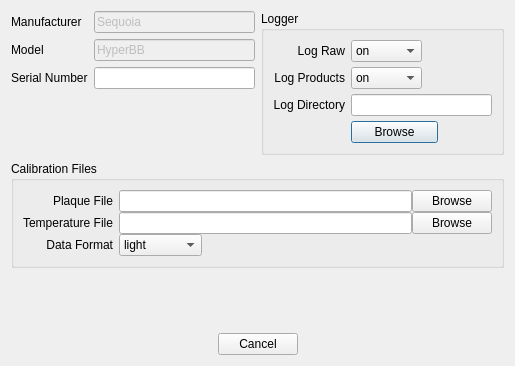
Above: inlinino/resources/setup_hyperbb.ui from OceanOptics/Inlinino before the change. Below: the same form after it.
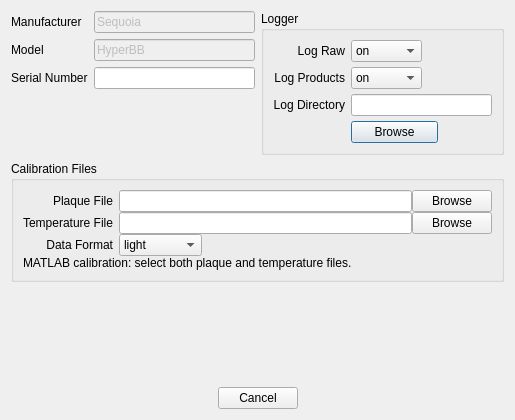
That is the form after the change.

Commit message: Add HyperBB binary calibration and onboard temperature correction

```diff
--- a/inlinino/resources/setup_hyperbb.ui
+++ b/inlinino/resources/setup_hyperbb.ui
@@ -10,7 +10,7 @@
     <x>0</x>
     <y>0</y>
     <width>515</width>
-    <height>366</height>
+    <height>420</height>
    </rect>
   </property>
   <property name="windowTitle">
@@ -310,6 +310,12 @@
         </item>
        </layout>
       </item>
+      <item row="3" column="0" colspan="2">
+       <widget class="QLabel" name="label_calibration_help">
+        <property name="wordWrap"><bool>true</bool></property>
+        <property name="text"><string>MATLAB calibration: select both plaque and temperature files.</string></property>
+       </widget>
+      </item>
      </layout>
     </widget>
    </item>
```
The commit also changes 5 other files.
